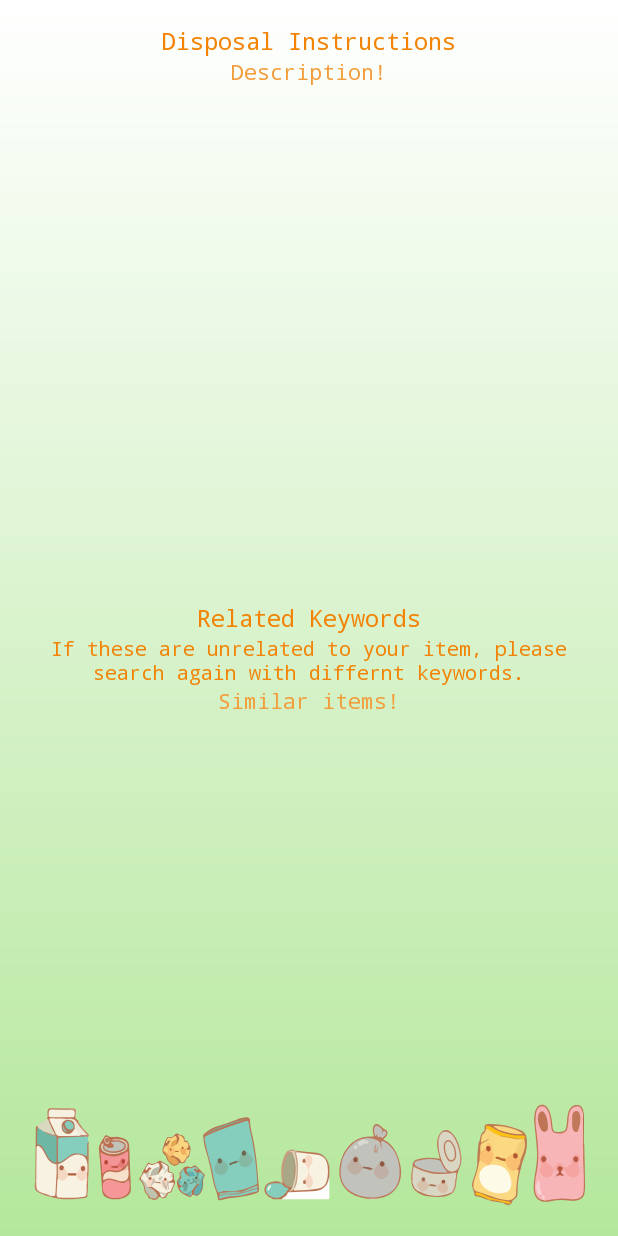
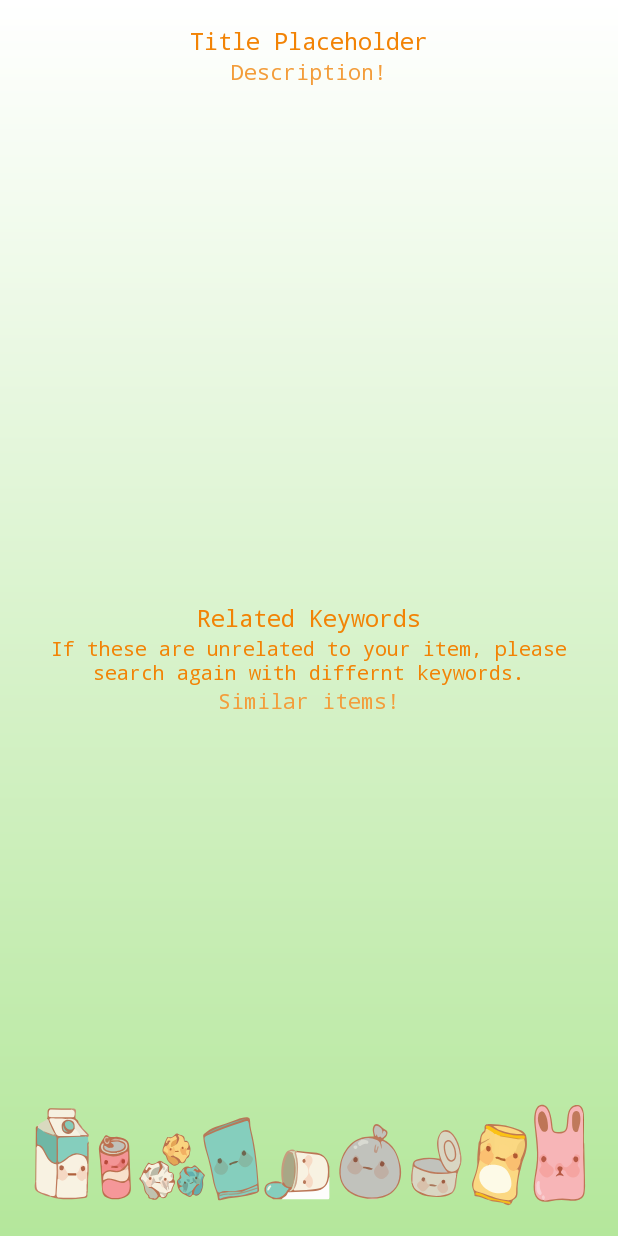
Before and after one commit to julytn/HappySort, an Android app: the layout activity_display_message.xml on its own in the app's theme, with its tools: preview values and no code run, on a phone screen of 412 x 824 dp. Run offline under Robolectric (Android 15) with nearby library versions, the phone set to English and light mode, and no system bars.

Commit message:
Show search item in the tile. Make link colour blue

```diff
--- a/app/src/main/java/com/example/zoe/happysort/DisplayMessageActivity.java
+++ b/app/src/main/java/com/example/zoe/happysort/DisplayMessageActivity.java
@@ -21,9 +21,14 @@ public class DisplayMessageActivity extends AppCompatActivity {
 
         Intent intent = getIntent();
 
+        String title = intent.getStringExtra(MainActivity.EXTRA_ITEM_NAME);
         String message = intent.getStringExtra(MainActivity.EXTRA_MESSAGE);
         String suggested_items_message = intent.getStringExtra(MainActivity.EXTRA_ITEMS_MESSAGE);
 //        Bitmap image = intent.getParcelableExtra(MainActivity.EXTRA_IMAGE);
+
+        TextView titleTextView = (TextView) findViewById(R.id.image_details_title);
+        titleTextView.setText("Disposal Instructions for ".concat(title));
+
         TextView textView = (TextView) findViewById(R.id.image_details2);
         textView.setText(Html.fromHtml(message));
         textView.setMovementMethod(LinkMovementMethod.getInstance());
--- a/app/src/main/java/com/example/zoe/happysort/MainActivity.java
+++ b/app/src/main/java/com/example/zoe/happysort/MainActivity.java
@@ -65,6 +65,7 @@ import java.util.List;
 
 
 public class MainActivity extends AppCompatActivity {
+    public final static String EXTRA_ITEM_NAME = "com.example.happysort.EXTRA_ITEM_NAME";
     public final static String EXTRA_MESSAGE = "com.example.happysort.MESSAGE";
     public final static String EXTRA_ITEMS_MESSAGE = "com.example.happysort.ITEMS_MESSAGE";
     public final static String EXTRA_IMAGE = "com.example.happysort.IMAGE";
@@ -169,6 +170,8 @@ public class MainActivity extends AppCompatActivity {
         final Intent intent = new Intent(this, DisplayMessageActivity.class);
         EditText editText = (EditText) findViewById(R.id.edit_message);
         final String message = editText.getText().toString();
+        intent.putExtra(EXTRA_ITEM_NAME, message);
+
         final WasteItem newItem = new WasteItem();
 
         Firebase.setAndroidContext(this);
@@ -204,7 +207,7 @@ public class MainActivity extends AppCompatActivity {
 
 //                JSONObject jsonObj = new JSONObject(ruinstructions);
                 intent.putExtra(EXTRA_MESSAGE, rui_instructions);
-                intent.putExtra(EXTRA_ITEMS_MESSAGE, rui_suggested_items);
+                intent.putExtra(EXTRA_ITEMS_MESSAGE, rui_suggested_items.substring(1, rui_suggested_items.length() - 1));
                 startActivity(intent);
             }
 
--- a/app/src/main/res/layout/activity_display_message.xml
+++ b/app/src/main/res/layout/activity_display_message.xml
@@ -21,14 +21,15 @@
         android:typeface="monospace"
         android:gravity="center_vertical|center_horizontal"
         android:textColor="#f28305"
-        android:text="Disposal Instructions"
-        android:layout_alignParentEnd="true" />
+        android:layout_alignParentEnd="true"
+        tools:text="Title Placeholder"/>
 
     <TextView
         android:id="@+id/image_details2"
         android:layout_width="match_parent"
         android:layout_height="wrap_content"
         android:text=""
+        android:textColorLink="#0f4cc6"
         android:textSize="14sp"
         android:textStyle="normal"
         android:typeface="monospace"
@@ -48,7 +49,7 @@
 
     <TextView
         android:id="@+id/suggested_items_desc"
-        android:layout_width="match_parent"
+        android:layout_width="wrap_content"
         android:layout_height="wrap_content"
         android:textSize="13sp"
         android:textStyle="normal"
@@ -56,8 +57,8 @@
         android:textColor="#FFF28305"
         android:text="If these are unrelated to your item, please search again with differnt keywords."
         android:layout_below="@+id/suggested_items_title"
-        android:layout_alignParentStart="true"
-        android:gravity="center_horizontal" />
+        android:layout_alignParentStart="false"
+        android:gravity="center" />
 
     <TextView
         android:id="@+id/suggested_items_title"
```
